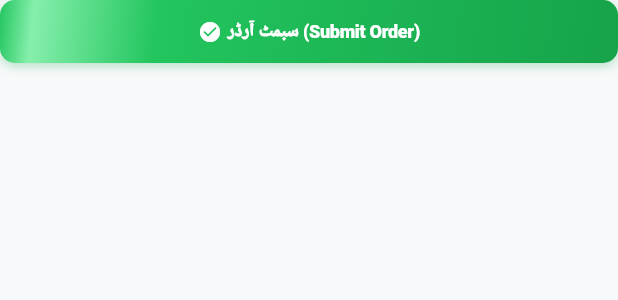
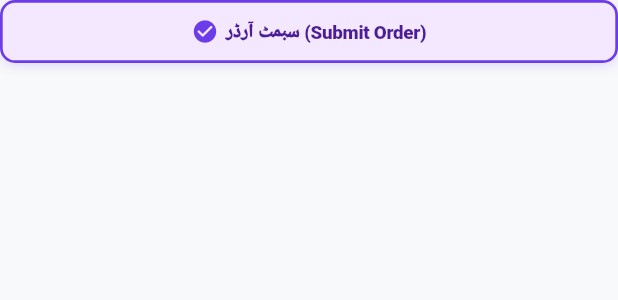
Before and after one commit to DevBeastTeam/food-cart, a Flutter app: the _SubmitOrderShimmerButton widget shown alone on an empty page, opened directly with empty values, on a phone screen of 412 x 824 dp. Shown: the top 300 px of the screen. Run offline on Flutter 3.47's test engine with Material 3 defaults, Android fonts, the phone set to English and light mode, and no system bars; our stand-ins replace flutter_animate, flutter_local_notifications, timezone; accounts and stored records are empty; network calls fail.

Commit message:
Style Submit Order as an outlined theme button in deep purple with safe continuous shimmer effect

```diff
--- a/lib/screens/cart_screen.dart
+++ b/lib/screens/cart_screen.dart
@@ -1057,6 +1057,8 @@ class _CartScreenState extends State<CartScreen> {
 
   Widget _buildBottomCheckoutBar(BuildContext context) {
     return SafeArea(
+      top: false,
+      bottom: !widget.isEmbedded,
       child: Container(
         padding: const EdgeInsets.symmetric(horizontal: 10, vertical: 8),
         decoration: BoxDecoration(
@@ -1122,14 +1124,14 @@ class _CartScreenState extends State<CartScreen> {
                   style: const TextStyle(
                     fontSize: 14,
                     fontWeight: FontWeight.w900,
-                    color: AppTheme.primary,
+                    color: AppTheme.primaryDark,
                   ),
                 ),
               ],
             ),
             const SizedBox(width: 8),
 
-            // Right: Expanded "سبمٹ آرڈر (Submit Order)" Button with Guaranteed FittedBox (No Overflow)
+            // Right: Expanded Outlined Shimmer Submit Order Button in Deep Purple Theme
             Expanded(
               child: _SubmitOrderShimmerButton(
                 onPressed: () => _handleCheckout(context),
@@ -1142,7 +1144,7 @@ class _CartScreenState extends State<CartScreen> {
   }
 }
 
-/// Shimmering Submit Order Action Button
+/// Outlined Shimmering Submit Order Action Button in Brand Deep Purple Theme
 class _SubmitOrderShimmerButton extends StatefulWidget {
   final VoidCallback onPressed;
   const _SubmitOrderShimmerButton({required this.onPressed});
@@ -1160,7 +1162,7 @@ class _SubmitOrderShimmerButtonState extends State<_SubmitOrderShimmerButton>
     super.initState();
     _controller = AnimationController(
       vsync: this,
-      duration: const Duration(milliseconds: 1800),
+      duration: const Duration(milliseconds: 2000),
     )..repeat();
   }
 
@@ -1175,41 +1177,49 @@ class _SubmitOrderShimmerButtonState extends State<_SubmitOrderShimmerButton>
     return AnimatedBuilder(
       animation: _controller,
       builder: (context, child) {
-        return InkWell(
+        // Safe animated alignment sweep across button (No clamp stops bug!)
+        final slide = _controller.value;
+        final beginX = -2.5 + (slide * 5.0);
+        final endX = beginX + 1.2;
+
+        return Material(
+          color: Colors.transparent,
+          child: InkWell(
             onTap: widget.onPressed,
             borderRadius: BorderRadius.circular(10),
-          child: Ink(
+            splashColor: const Color(0xFF6C3CE9).withAlpha(50),
+            highlightColor: const Color(0xFF6C3CE9).withAlpha(30),
+            child: Container(
               height: 42,
               decoration: BoxDecoration(
-              gradient: LinearGradient(
-                colors: const [
-                  Color(0xFF16A34A),
-                  Color(0xFF22C55E),
-                  Color(0xFF86EFAC),
-                  Color(0xFF22C55E),
-                  Color(0xFF16A34A),
-                ],
-                stops: [
-                  0.0,
-                  (_controller.value - 0.2).clamp(0.0, 1.0),
-                  _controller.value.clamp(0.0, 1.0),
-                  (_controller.value + 0.2).clamp(0.0, 1.0),
-                  1.0,
-                ],
-                begin: Alignment.topLeft,
-                end: Alignment.bottomRight,
+                // Theme Outlined Border in Deep Royal Purple
+                border: Border.all(
+                  color: const Color(0xFF6C3CE9),
+                  width: 1.8,
                 ),
                 borderRadius: BorderRadius.circular(10),
+                // Smooth Shimmer Gradient Sweep
+                gradient: LinearGradient(
+                  begin: Alignment(beginX, -0.2),
+                  end: Alignment(endX, 0.2),
+                  colors: const [
+                    Color(0xFFF3E8FF), // Theme light purple
+                    Color(0xFFE9D5FF), // Lavender
+                    Color(0xFFFFFFFF), // Bright shimmer light
+                    Color(0xFFE9D5FF), // Lavender
+                    Color(0xFFF3E8FF), // Theme light purple
+                  ],
+                ),
                 boxShadow: [
                   BoxShadow(
-                  color: const Color(0xFF16A34A).withAlpha(80),
+                    color: const Color(0xFF6C3CE9).withAlpha(45),
                     blurRadius: 6,
                     offset: const Offset(0, 2),
                   ),
                 ],
               ),
               child: Padding(
-              padding: const EdgeInsets.symmetric(horizontal: 6),
+                padding: const EdgeInsets.symmetric(horizontal: 8),
                 child: Center(
                   child: FittedBox(
                     fit: BoxFit.scaleDown,
@@ -1217,13 +1227,17 @@ class _SubmitOrderShimmerButtonState extends State<_SubmitOrderShimmerButton>
                       mainAxisSize: MainAxisSize.min,
                       mainAxisAlignment: MainAxisAlignment.center,
                       children: const [
-                      Icon(Icons.check_circle_rounded, color: Colors.white, size: 16),
-                      SizedBox(width: 4),
+                        Icon(
+                          Icons.check_circle_rounded,
+                          color: Color(0xFF6C3CE9),
+                          size: 18,
+                        ),
+                        SizedBox(width: 5),
                         Text(
                           'سبمٹ آرڈر (Submit Order)',
                           style: TextStyle(
-                          color: Colors.white,
-                          fontSize: 12,
+                            color: Color(0xFF4C1D95), // Deep Purple text
+                            fontSize: 12.5,
                             fontWeight: FontWeight.w900,
                             letterSpacing: -0.2,
                           ),
@@ -1234,6 +1248,7 @@ class _SubmitOrderShimmerButtonState extends State<_SubmitOrderShimmerButton>
                 ),
               ),
             ),
+          ),
         );
       },
     );
```
Lines whose indentation alone changed are shown as unchanged.
